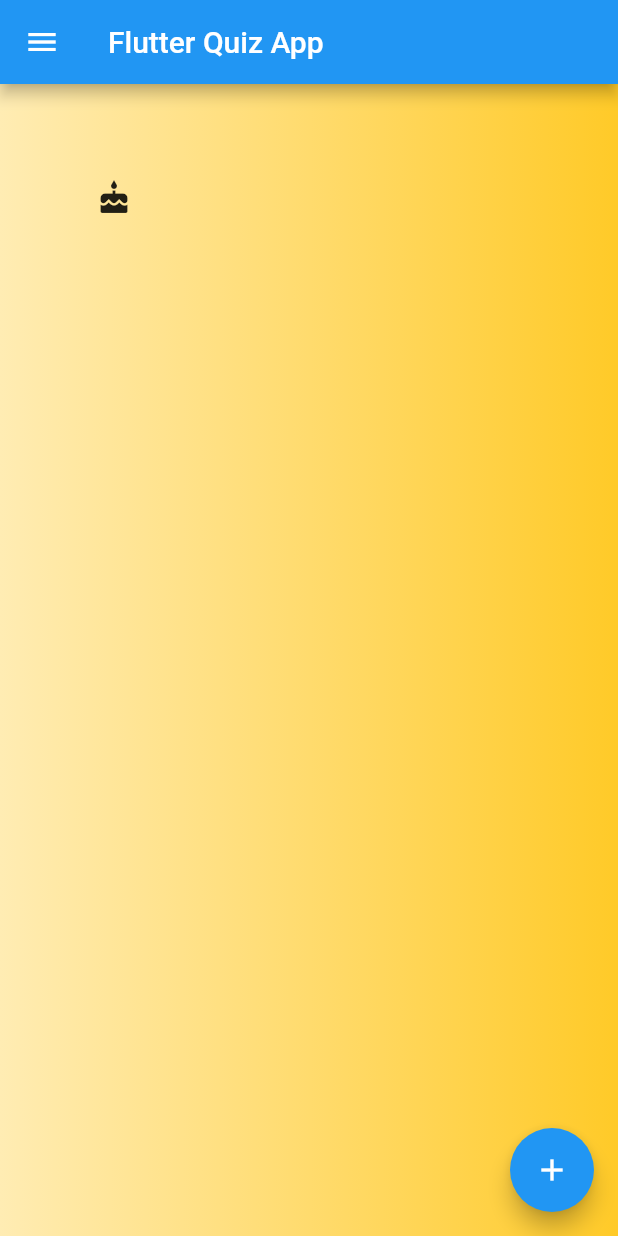
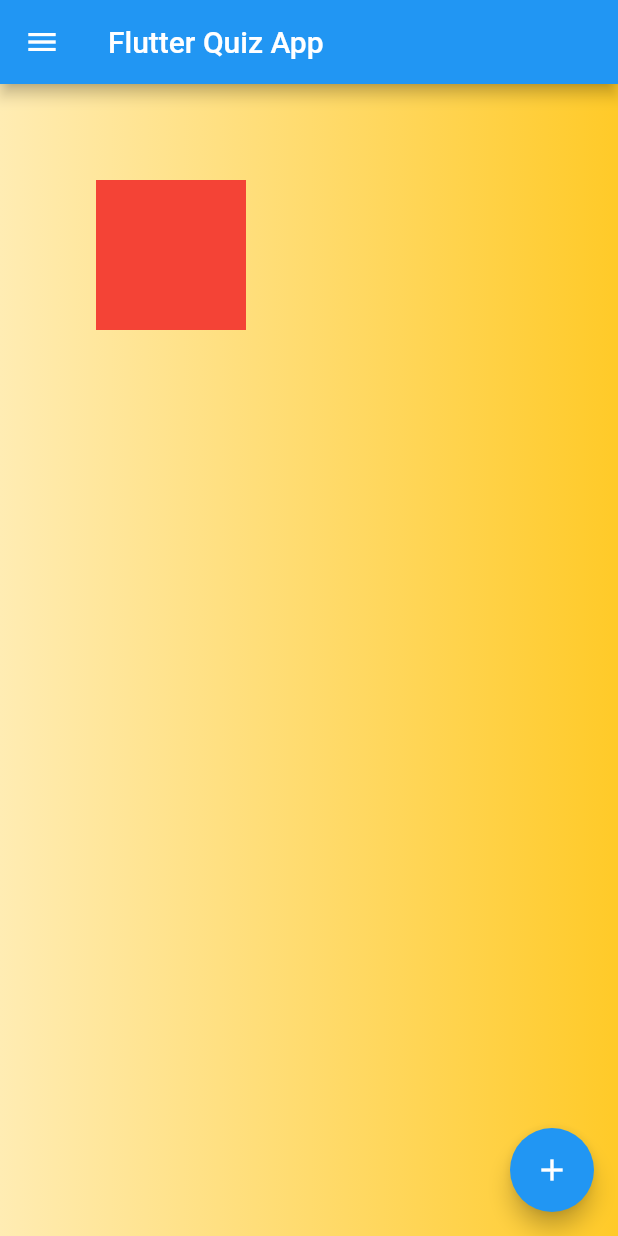
Before and after one commit to vijaygenius123/flutter_quizapp, a Flutter app: the screen it shows after launch, on a phone screen of 412 x 824 dp. Run offline on Flutter 3.47's test engine with Material 2 defaults, Android fonts, the light colour scheme and no system bars.

Commit message:
Add gesture detector

```diff
--- a/lib/main.dart
+++ b/lib/main.dart
@@ -23,7 +23,15 @@ class MyApp extends StatelessWidget {
           gradient: LinearGradient(
               colors: [Colors.amber.shade100, Colors.amber.shade400]),
         ),
-        child: Icon(Icons.cake),
+        child: GestureDetector(
+          onTap: () => print('Tapped'),
+          child: Container(
+            width: 100,
+            height: 100,
+            alignment: Alignment.center,
+            color: Colors.red,
+          ),
+        ),
       ),
       floatingActionButton: FloatingActionButton(
         onPressed: () {},
```
